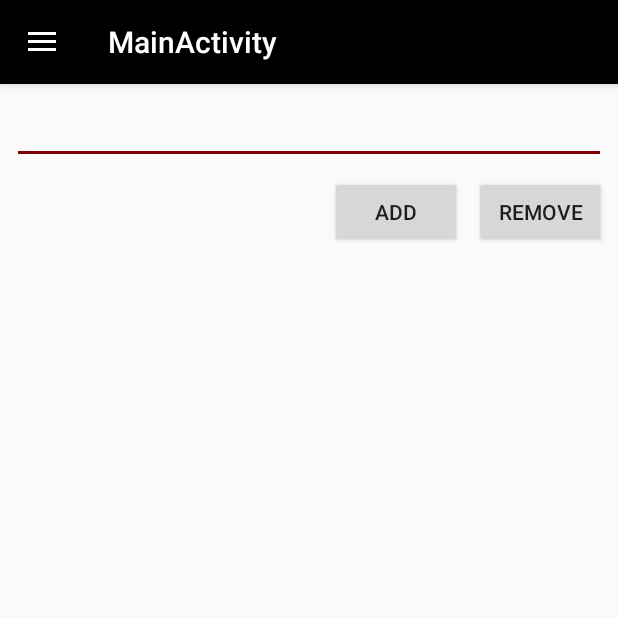
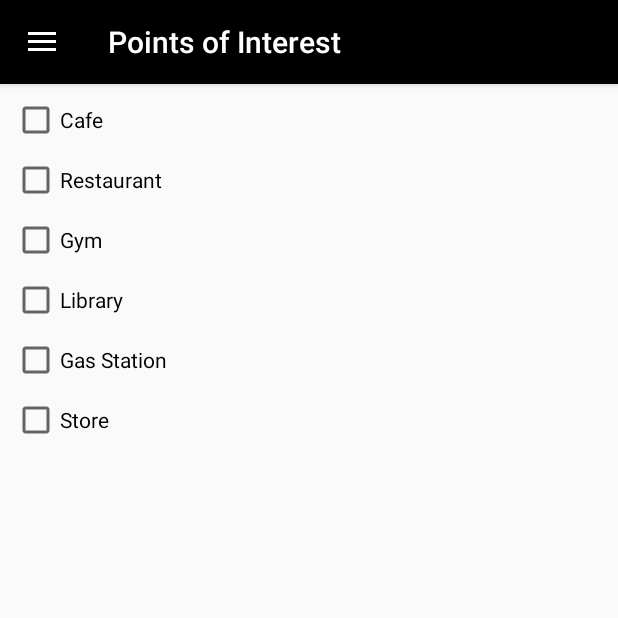
Before and after one commit to jacobboes/ITSMAP-Exam, an Android app: the screen it shows after launch once a user with an empty profile is signed in (MainActivity), in the side drawer, after a tap on "Settings", on a phone screen of 412 x 824 dp, the top half of it. Run offline under Robolectric (Android 15) with nearby library versions, the phone set to English and light mode, and no system bars; our stand-ins replace Firebase (no records; nobody signed in at launch, a user with empty details on screens opened directly); 2 statements that could not run were skipped.

Commit message:
Select Type layout

```diff
--- a/SMAPExam/app/src/main/java/com/grp16/itsmap/smapexam/app/MainActivity.java
+++ b/SMAPExam/app/src/main/java/com/grp16/itsmap/smapexam/app/MainActivity.java
@@ -26,7 +26,7 @@ import com.grp16.itsmap.smapexam.service.NotificationService;
 import java.util.Collections;
 import java.util.List;
 
-public class MainActivity extends AppCompatActivity implements NavigationView.OnNavigationItemSelectedListener, TestServiceInteraction, SelectTypesInteraction {
+public class MainActivity extends AppCompatActivity implements NavigationView.OnNavigationItemSelectedListener, TestServiceInteraction {
     private Authentication authentication;
     private Database database;
 
@@ -120,7 +120,7 @@ public class MainActivity extends AppCompatActivity implements NavigationView.On
     }
 
     private void startSettings() {
-        Fragment fragment = SelectTypesFragment.newInstance();
+        Fragment fragment = SelectTypesFragment.newInstance(database);
         FragmentTransaction transaction = getSupportFragmentManager().beginTransaction();
         transaction.replace(R.id.main_fragment_container, fragment);
         transaction.addToBackStack(null);
--- a/SMAPExam/app/src/main/java/com/grp16/itsmap/smapexam/app/SelectTypesFragment.java
+++ b/SMAPExam/app/src/main/java/com/grp16/itsmap/smapexam/app/SelectTypesFragment.java
@@ -1,89 +1,64 @@
 package com.grp16.itsmap.smapexam.app;
 
-import android.content.Context;
 import android.os.Bundle;
 import android.support.v4.app.Fragment;
 import android.view.LayoutInflater;
 import android.view.View;
 import android.view.ViewGroup;
-import android.widget.ArrayAdapter;
-import android.widget.AutoCompleteTextView;
-import android.widget.Button;
-import android.widget.ListView;
+import android.widget.CheckBox;
 
 import com.grp16.itsmap.smapexam.R;
+import com.grp16.itsmap.smapexam.network.Database;
 
 import java.util.ArrayList;
 import java.util.List;
 
 public class SelectTypesFragment extends Fragment {
-    private AutoCompleteTextView type;
-    private Button addType;
-    private Button removeType;
-    private ListView selectedTypesView;
-    private ArrayAdapter<String> adapter;
-    private List<String> selectedTypes;
 
-    private SelectTypesInteraction activity;
+    private static Database database;
+    private List<Type> types;
 
     public SelectTypesFragment() {
-        // Required empty public constructor
-        selectedTypes = new ArrayList<>();
+        types = new ArrayList<>();
     }
 
-    public static SelectTypesFragment newInstance() {
+    public static SelectTypesFragment newInstance(Database database) {
+        SelectTypesFragment.database = database;
         return new SelectTypesFragment();
     }
 
     @Override
-    public void onCreate(Bundle savedInstanceState) {
-        super.onCreate(savedInstanceState);
+    public void onResume() {
+        super.onResume();
+        List<String> userSelectedTypes = database.getUserSelectedTypes();
+        for (Type type : types) {
+            String value = type.getValue();
+            type.setChecked(userSelectedTypes.contains(value));
+        }
+    }
+
+    @Override
+    public void onPause() {
+        super.onPause();
+        List<String> selectedType = new ArrayList<>();
+        for (Type type : types) {
+            if (type.isChecked()) {
+                selectedType.add(type.getValue());
+            }
+        }
+        database.insertUpdate(selectedType);
     }
 
     @Override
     public View onCreateView(LayoutInflater inflater, ViewGroup container, Bundle savedInstanceState) {
         View view = inflater.inflate(R.layout.fragment_select_types, container, false);
+        types.add(new Type((CheckBox) view.findViewById(R.id.cafe), "cafe"));
+        types.add(new Type((CheckBox) view.findViewById(R.id.restaurant), "restaurant"));
+        types.add(new Type((CheckBox) view.findViewById(R.id.gym), "gym"));
+        types.add(new Type((CheckBox) view.findViewById(R.id.library), "library"));
+        types.add(new Type((CheckBox) view.findViewById(R.id.gasStation), "gas_station"));
+        types.add(new Type((CheckBox) view.findViewById(R.id.store), "store"));
 
-        type = (AutoCompleteTextView) view.findViewById(R.id.autoCompleteType);
-        selectedTypesView = (ListView) view.findViewById(R.id.selectedTypes);
-        addType = (Button) view.findViewById(R.id.addType);
-        removeType = (Button) view.findViewById(R.id.removeType);
-
-        String[] types = getResources().getStringArray(R.array.poi_types);
-        ArrayAdapter<String> autoCompleteAdapter = new ArrayAdapter<>(getActivity(), android.R.layout.simple_list_item_1, types);
-        type.setAdapter(autoCompleteAdapter);
-
-        adapter = new ArrayAdapter<>(getActivity(), android.R.layout.simple_list_item_1, selectedTypes);
-        selectedTypesView.setAdapter(adapter);
-
-        addType.setOnClickListener(new View.OnClickListener() {
-            @Override
-            public void onClick(View v) {
-                onAddClicked();
-            }
-        });
         return view;
     }
-
-    private void onAddClicked() {
-        selectedTypes.add(type.getText().toString());
-        adapter.notifyDataSetChanged();
-        type.setText("");
-    }
-
-    @Override
-    public void onAttach(Context context) {
-        super.onAttach(context);
-        if (context instanceof SelectTypesInteraction) {
-            activity = (SelectTypesInteraction) context;
-        } else {
-            throw new RuntimeException(context.toString() + " must implement SelectTypesInteraction");
-        }
-    }
-
-    @Override
-    public void onDetach() {
-        super.onDetach();
-        activity = null;
-    }
 }
--- a/SMAPExam/app/src/main/java/com/grp16/itsmap/smapexam/app/SelectTypesInteraction.java
+++ /dev/null
@@ -1,5 +0,0 @@
-package com.grp16.itsmap.smapexam.app;
-
-public interface SelectTypesInteraction {
-
-}
--- /dev/null
+++ b/SMAPExam/app/src/main/java/com/grp16/itsmap/smapexam/app/Type.java
@@ -0,0 +1,29 @@
+package com.grp16.itsmap.smapexam.app;
+
+import android.widget.CheckBox;
+
+public class Type {
+    private final CheckBox checkBox;
+    private final String type;
+
+    public Type(CheckBox checkBox, String type) {
+        this.checkBox = checkBox;
+        this.type = type;
+    }
+
+    public boolean isChecked() {
+        return checkBox.isChecked();
+    }
+
+    public boolean hasType(String type) {
+        return this.type.equals(type);
+    }
+
+    public void setChecked(boolean value) {
+        checkBox.setChecked(value);
+    }
+
+    public String getValue() {
+        return type;
+    }
+}
--- a/SMAPExam/app/src/main/res/layout/fragment_select_types.xml
+++ b/SMAPExam/app/src/main/res/layout/fragment_select_types.xml
@@ -1,56 +1,84 @@
 <android.support.constraint.ConstraintLayout xmlns:android="http://schemas.android.com/apk/res/android"
     xmlns:app="http://schemas.android.com/apk/res-auto"
     xmlns:tools="http://schemas.android.com/tools"
+    android:id="@+id/select_types_layout"
     android:layout_width="match_parent"
     android:layout_height="match_parent"
-    tools:context="com.grp16.itsmap.smapexam.app.SelectTypesFragment"
-    android:id="@+id/select_types_layout">
+    android:orientation="vertical"
+    tools:context="com.grp16.itsmap.smapexam.app.SelectTypesFragment">
 
-    <AutoCompleteTextView
-        android:id="@+id/autoCompleteType"
-        android:layout_width="0dp"
-        android:layout_height="wrap_content"
-        android:layout_marginLeft="8dp"
-        android:layout_marginRight="8dp"
-        android:layout_marginTop="8dp"
-        android:maxLines="1"
-        android:singleLine="true"
-        app:layout_constraintLeft_toLeftOf="parent"
-        app:layout_constraintRight_toRightOf="parent"
-        app:layout_constraintTop_toTopOf="parent"
-        android:layout_marginStart="8dp"
-        android:layout_marginEnd="8dp" />
 
-    <ListView
-        android:id="@+id/selectedTypes"
-        android:layout_width="0dp"
+    <CheckBox
+        android:id="@+id/store"
+        android:layout_width="368dp"
         android:layout_height="wrap_content"
         android:layout_marginLeft="8dp"
         android:layout_marginStart="8dp"
         android:layout_marginTop="8dp"
+        android:text="@string/store"
         app:layout_constraintLeft_toLeftOf="parent"
-        app:layout_constraintTop_toBottomOf="@+id/addType" />
+        app:layout_constraintTop_toBottomOf="@+id/gasStation" />
 
-    <Button
-        android:id="@+id/addType"
-        android:layout_width="wrap_content"
+    <CheckBox
+        android:id="@+id/gasStation"
+        android:layout_width="368dp"
         android:layout_height="wrap_content"
-        android:text="Add"
+        android:layout_marginLeft="8dp"
+        android:layout_marginStart="8dp"
+        android:layout_marginTop="8dp"
+        android:text="@string/gas_station"
+        app:layout_constraintLeft_toLeftOf="parent"
+        app:layout_constraintTop_toBottomOf="@+id/library" />
+
+    <CheckBox
+        android:id="@+id/library"
+        android:layout_width="368dp"
+        android:layout_height="wrap_content"
+        android:layout_marginLeft="8dp"
+        android:layout_marginStart="8dp"
+        android:layout_marginTop="8dp"
+        android:text="@string/library"
+        app:layout_constraintLeft_toLeftOf="parent"
+        app:layout_constraintTop_toBottomOf="@+id/gym" />
+
+    <CheckBox
+        android:id="@+id/cafe"
+        android:layout_width="0dp"
+        android:layout_height="wrap_content"
+        android:layout_marginBottom="8dp"
         android:layout_marginEnd="8dp"
-        app:layout_constraintRight_toLeftOf="@+id/removeType"
+        android:layout_marginLeft="8dp"
         android:layout_marginRight="8dp"
+        android:layout_marginStart="8dp"
         android:layout_marginTop="8dp"
-        app:layout_constraintTop_toBottomOf="@+id/autoCompleteType" />
+        android:text="@string/cafe"
+        app:layout_constraintBottom_toBottomOf="parent"
+        app:layout_constraintHorizontal_bias="0.0"
+        app:layout_constraintLeft_toLeftOf="parent"
+        app:layout_constraintRight_toRightOf="parent"
+        app:layout_constraintTop_toTopOf="parent"
+        app:layout_constraintVertical_bias="0.0" />
 
-    <Button
-        android:id="@+id/removeType"
-        android:layout_width="wrap_content"
+    <CheckBox
+        android:id="@+id/gym"
+        android:layout_width="368dp"
         android:layout_height="wrap_content"
-        android:layout_marginEnd="8dp"
-        android:layout_marginRight="8dp"
+        android:layout_marginLeft="8dp"
+        android:layout_marginStart="8dp"
         android:layout_marginTop="8dp"
-        android:text="Remove"
-        app:layout_constraintRight_toRightOf="parent"
-        app:layout_constraintTop_toBottomOf="@+id/autoCompleteType" />
+        android:text="@string/gym"
+        app:layout_constraintLeft_toLeftOf="parent"
+        app:layout_constraintTop_toBottomOf="@+id/restaurant" />
+
+    <CheckBox
+        android:id="@+id/restaurant"
+        android:layout_width="368dp"
+        android:layout_height="wrap_content"
+        android:layout_marginLeft="8dp"
+        android:layout_marginStart="8dp"
+        android:layout_marginTop="8dp"
+        android:text="@string/restaurant"
+        app:layout_constraintLeft_toLeftOf="parent"
+        app:layout_constraintTop_toBottomOf="@+id/cafe" />
 
 </android.support.constraint.ConstraintLayout>
--- a/SMAPExam/app/src/main/res/values/strings.xml
+++ b/SMAPExam/app/src/main/res/values/strings.xml
@@ -1,6 +1,6 @@
 <resources>
-    <string name="app_name">SMAPExam</string>
-    <string name="title_activity_main">MainActivity</string>
+    <string name="app_name">Points of Interest</string>
+    <string name="title_activity_main">Points of Interest</string>
 
     <string name="navigation_drawer_open">Open navigation drawer</string>
     <string name="navigation_drawer_close">Close navigation drawer</string>
@@ -15,4 +15,10 @@
     <string name="navbar_settings">Settings</string>
     <string name="navbar_logout">Logout</string>
     <string name="navbar_exit">Exit</string>
+    <string name="store">Store</string>
+    <string name="gas_station">Gas Station</string>
+    <string name="library">Library</string>
+    <string name="cafe">Cafe</string>
+    <string name="gym">Gym</string>
+    <string name="restaurant">Restaurant</string>
 </resources>
```
